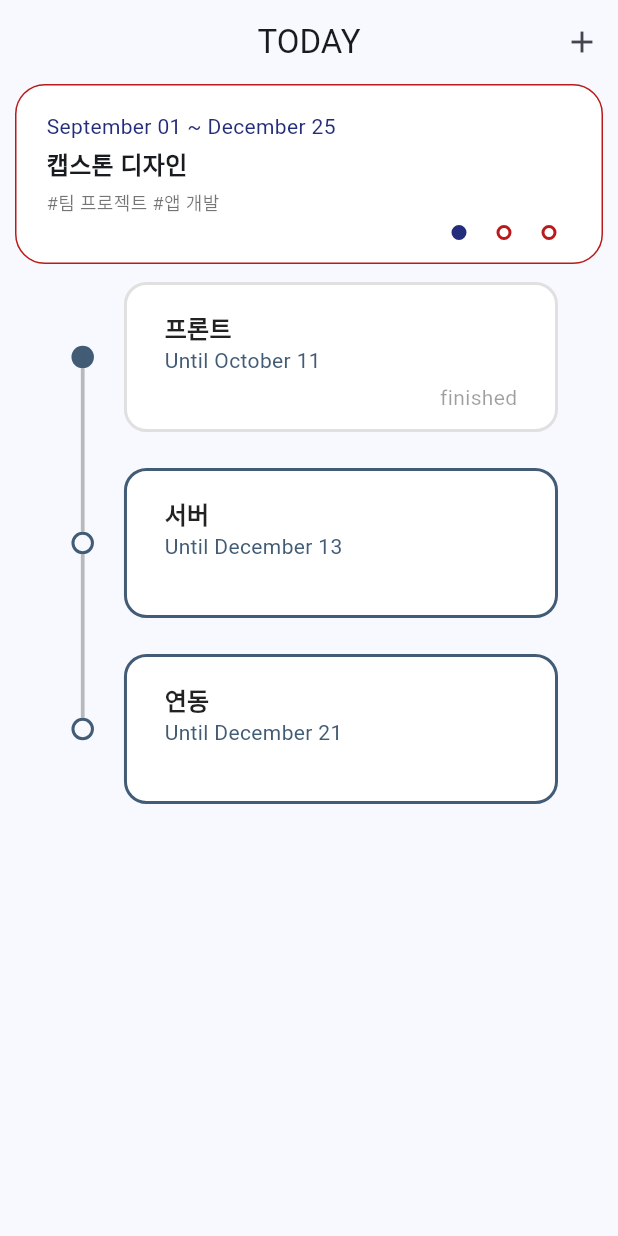
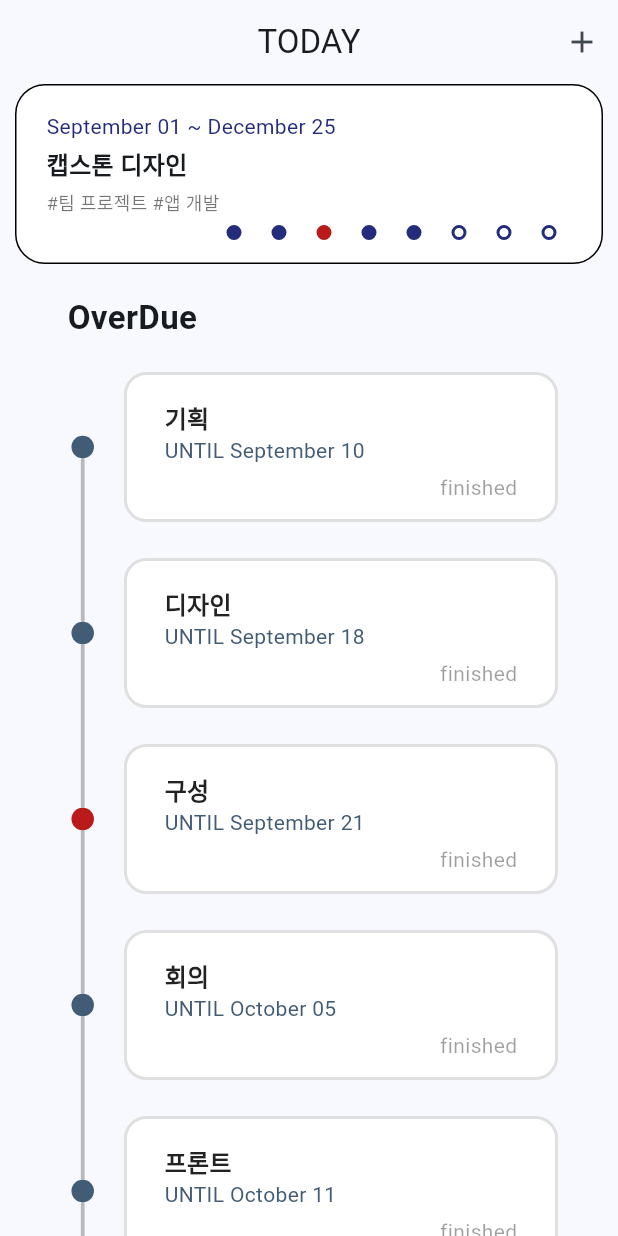
Before and after one commit to UNTIL-CAU/UNTIL-Flutter, a Flutter app: the screen it shows after launch, on a phone screen of 412 x 824 dp. Run offline on Flutter 3.47's test engine with Material 2 defaults, Android fonts, the phone set to English and light mode, and no system bars; drawn by our look-alikes of timelines; our stand-ins replace cloud_firestore, dynamic_color, firebase_auth, firebase_core, flutter_local_notifications, modal_progress_hud_nsn and 1 more; accounts and stored records are empty; Roboto replaces fonts that are missing (NanumSquareNeo); statements that could not run were skipped.

Commit message:
fix(checkpoint): 체크포인트 위 column추가
- column으로 렌더링하는게 아닌 bool값으로 변경

```diff
--- a/lib/view/screen/CheckPointPage.dart
+++ b/lib/view/screen/CheckPointPage.dart
@@ -32,11 +32,16 @@ final List<Data_Task> data = [
     DateTime(2022, 12, 25),
     ['팀 프로젝트', '앱 개발'],
     [
+      CheckPoint('기획', true, false, DateTime(2022, 9, 10)),
+      CheckPoint('디자인', true, false, DateTime(2022, 9, 18)),
+      CheckPoint('구성', true, true, DateTime(2022, 9, 21)),
+      CheckPoint('회의', true, false, DateTime(2022, 10, 5)),
       CheckPoint('프론트', true, false, DateTime(2022, 10, 11)),
-      CheckPoint('서버', false, true, DateTime(2022, 12, 13)),
-      CheckPoint('연동', false, true, DateTime(2022, 12, 21))
+      CheckPoint('서버', false, false, DateTime(2022, 12, 13)),
+      CheckPoint('연동', false, false, DateTime(2022, 12, 21)),
+      CheckPoint('발표', false, false, DateTime(2022, 12, 27))
     ],
-    true,
+    false,
   ),
   Data_Task(
     '모바일 앱 개발',
@@ -44,7 +49,7 @@ final List<Data_Task> data = [
     DateTime(2022, 12, 20),
     ['팀 프로젝트', '앱 개발'],
     [
-      CheckPoint('기획', true, true, DateTime(2022, 10, 03)),
+      CheckPoint('기획', true, true, DateTime(2022, 10, 3)),
       CheckPoint('디자인', true, false, DateTime(2022, 11, 28)),
       CheckPoint('앱만들기', false, true, DateTime(2022, 12, 12))
     ],
@@ -98,7 +103,8 @@ class _CheckPointPageState extends State<CheckPointPage> {
         child: Column(
           children: const [
             Progress(),
-            CheckPointsList(),
+            CheckPoints(),
+            //CheckPointList()
           ],
         ),
       ),
@@ -185,7 +191,7 @@ class _ProgressState extends State<Progress> {
                       return Padding(
                           padding: const EdgeInsets.symmetric(horizontal: 10),
                           child:
-                              Point(data[data_index].checkPoints[indexPoint]));
+                              point(data[data_index].checkPoints[indexPoint]));
                     },
                   ),
                 ),
@@ -198,7 +204,7 @@ class _ProgressState extends State<Progress> {
   }
 }
 
-Widget Point(CheckPoint checkPoint) => Container(
+Widget point(CheckPoint checkPoint) => Container(
       width: 10.0,
       height: 10.0,
       decoration: BoxDecoration(
@@ -212,20 +218,6 @@ Widget Point(CheckPoint checkPoint) => Container(
       ),
     );
 
-class CheckPointsList extends StatefulWidget {
-  const CheckPointsList({super.key});
-
-  @override
-  State<CheckPointsList> createState() => _CheckPointsListState();
-}
-
-class _CheckPointsListState extends State<CheckPointsList> {
-  @override
-  Widget build(BuildContext context) {
-    return const CheckPoints();
-  }
-}
-
 class CheckPoints extends StatefulWidget {
   const CheckPoints({super.key});
 
@@ -234,9 +226,27 @@ class CheckPoints extends StatefulWidget {
 }
 
 class _CheckPointsState extends State<CheckPoints> {
+  String nowDate = DateFormat('MMMM dd').format(DateTime.now());
+
   @override
   Widget build(BuildContext context) {
     return Flexible(
+      fit: FlexFit.tight,
+      child: Column(
+        crossAxisAlignment: CrossAxisAlignment.start,
+        children: [
+          Container(
+            height: 40,
+            margin: const EdgeInsets.fromLTRB(45, 20, 0, 0),
+            child: const Text(
+              "OverDue",
+              style: TextStyle(
+                fontSize: 22,
+                fontWeight: FontWeight.bold,
+              ),
+            ),
+          ),
+          Flexible(
             fit: FlexFit.tight,
             child: Timeline.tileBuilder(
               theme: TimelineThemeData(
@@ -268,7 +278,8 @@ class _CheckPointsState extends State<CheckPoints> {
                       height: 100,
                       decoration: BoxDecoration(
                         border: Border.all(
-                      color: data[data_index].checkPoints[index].isFinished
+                            color:
+                                data[data_index].checkPoints[index].isFinished
                                     ? Colors.black12
                                     : mainColor,
                             width: 2),
@@ -280,9 +291,18 @@ class _CheckPointsState extends State<CheckPoints> {
                           setState(
                             () {
                               data[data_index].checkPoints[index].isFinished =
-                            !data[data_index].checkPoints[index].isFinished;
+                                  !data[data_index]
+                                      .checkPoints[index]
+                                      .isFinished;
                             },
                           );
+                          print(nowDate);
+                          print(DateFormat('MMMM dd').format(
+                              data[data_index].checkPoints[index].untilDate));
+                          print(nowDate ==
+                              DateFormat('MMMM dd').format(data[data_index]
+                                  .checkPoints[index]
+                                  .untilDate));
                         },
                         child: SizedBox(
                           child: Column(
@@ -297,7 +317,7 @@ class _CheckPointsState extends State<CheckPoints> {
                                 ),
                               ),
                               Text(
-                          'Until ${DateFormat('MMMM dd').format(data[data_index].checkPoints[index].untilDate)}',
+                                'UNTIL ${DateFormat('MMMM dd').format(data[data_index].checkPoints[index].untilDate)}',
                                 style: const TextStyle(
                                   color: mainColor,
                                 ),
@@ -323,12 +343,20 @@ class _CheckPointsState extends State<CheckPoints> {
                 nodePositionBuilder: (context, index) => 0.12,
                 indicatorBuilder: (context, index) {
                   {
-              switch (data[data_index].checkPoints[index].isFinished) {
-                case true:
+                    bool finish =
+                        data[data_index].checkPoints[index].isFinished;
+                    bool delay = data[data_index].checkPoints[index].isDelayed;
+
+                    if (finish) {
+                      if (delay) {
+                        return const DotIndicator(
+                          color: sundayColor,
+                        );
+                      }
                       return const DotIndicator(
                         color: mainColor,
                       );
-                default:
+                    } else {
                       return const OutlinedDotIndicator(
                         color: mainColor,
                       );
@@ -338,6 +366,9 @@ class _CheckPointsState extends State<CheckPoints> {
                 itemCount: data[data_index].checkPoints.length,
               ),
             ),
+          ),
+        ],
+      ),
     );
   }
 }
```
Lines whose indentation alone changed are shown as unchanged.
